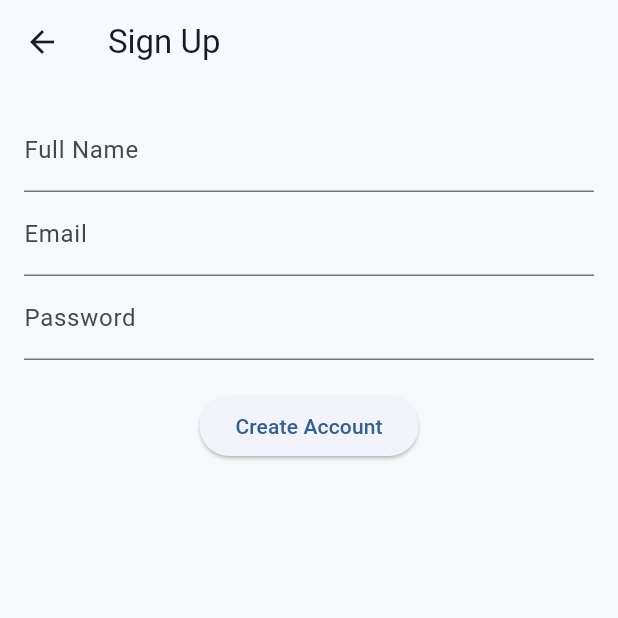
After one commit to D-Emman/cinotdrac, a Flutter app: the screen it shows after launch, after a tap on "New here? Create an account", on a phone screen of 412 x 824 dp, the top half of it. The commit adds this screen. Run offline on Flutter 3.47's test engine with Material 3 defaults, Android fonts, the light colour scheme and no system bars; our stand-ins replace carousel_slider, fl_chart, flutter_secure_storage, local_auth, shared_preferences, supabase_flutter; accounts and stored records are empty.

Commit message:
authenticating users

```diff
--- a/lib/main.dart
+++ b/lib/main.dart
@@ -18,8 +18,8 @@ Future<void> main() async {
 
   // TODO: Replace with your Supabase URL and anon key
   await Supabase.initialize(
-    url: const String.fromEnvironment('SUPABASE_URL', defaultValue: 'https://YOUR-PROJECT.supabase.co'),
-    anonKey: const String.fromEnvironment('SUPABASE_ANON_KEY', defaultValue: 'YOUR-ANON-KEY'),
+    url: const String.fromEnvironment('SUPABASE_URL', defaultValue: 'https://tffsmkjsmjpnhqvfeypa.supabase.co'),
+    anonKey: const String.fromEnvironment('SUPABASE_ANON_KEY', defaultValue: 'sb_secret_bBjOr7P3zZDDrTNsFH-uhQ_O16DNSq9'),
   );
 
   runApp(const CardtonicsApp());
--- a/lib/providers/auth_provider.dart
+++ b/lib/providers/auth_provider.dart
@@ -21,6 +21,22 @@ class AuthProvider extends ChangeNotifier {
       notifyListeners();
     }
   }
+
+  // lib/providers/auth_provider.dart
+  Future<bool> signUp(String email, String password, String name) async {
+    try {
+      final res = await Supa.client.auth.signUp(
+        email: email,
+        password: password,
+        data: {'name': name}, // metadata saved in Supabase
+      );
+      return res.user != null; // true if account created
+    } catch (e) {
+      debugPrint("SignUp error: $e");
+      return false;
+    }
+  }
+
 
   Future<void> loginWithPassword({required String email, required String password}) async {
     final res = await Supa.client.auth.signInWithPassword(email: email, password: password);
--- a/lib/screens/login_screen.dart
+++ b/lib/screens/login_screen.dart
@@ -1,5 +1,6 @@
 // lib/screens/login_screen.dart
 
+import 'package:cardtonics/screens/signup_screen.dart';
 import 'package:flutter/material.dart';
 import 'package:provider/provider.dart';
 import '../providers/auth_provider.dart';
@@ -11,6 +12,7 @@ class LoginScreen extends StatefulWidget {
   @override
   State<LoginScreen> createState() => _LoginScreenState();
 }
+
 
 class _LoginScreenState extends State<LoginScreen> {
   final _emailCtrl = TextEditingController();
@@ -31,11 +33,11 @@ class _LoginScreenState extends State<LoginScreen> {
           child: Column(
             crossAxisAlignment: CrossAxisAlignment.start,
             children: [
-              const SizedBox(height: 20),
+              const SizedBox(height: 12),
               Text('Welcome${auth.username != null ? ', ${auth.username}' : ''}', style: const TextStyle(fontSize: 26, fontWeight: FontWeight.w700)),
               const SizedBox(height: 8),
               Text(lockedMode ? 'Enter your password to continue' : 'Sign in to continue'),
-              const SizedBox(height: 24),
+              const SizedBox(height: 15),
               if (!lockedMode) ...[
                 TextField(controller: _emailCtrl, decoration: const InputDecoration(labelText: 'Email', border: OutlineInputBorder())),
                 const SizedBox(height: 12),
@@ -45,7 +47,7 @@ class _LoginScreenState extends State<LoginScreen> {
                 obscureText: true,
                 decoration: const InputDecoration(labelText: 'Password', border: OutlineInputBorder()),
               ),
-              const SizedBox(height: 12),
+              const SizedBox(height: 10),
               Row(
                 mainAxisAlignment: MainAxisAlignment.spaceBetween,
                 children: [
@@ -53,7 +55,7 @@ class _LoginScreenState extends State<LoginScreen> {
                   TextButton(onPressed: () => context.read<AuthProvider>().logout(), child: const Text('Log out')),
                 ],
               ),
-              const SizedBox(height: 12),
+              const SizedBox(height: 10),
               if (settings.biometricsEnabled)
                 Center(
                   child: IconButton(
@@ -88,6 +90,17 @@ class _LoginScreenState extends State<LoginScreen> {
                 ),
               ),
               const SizedBox(height: 12),
+
+              TextButton(
+                onPressed: () {
+                  Navigator.push(
+                    context,
+                    MaterialPageRoute(builder: (_) => const SignUpScreen()),
+                  );
+                },
+                child: const Text("New here? Create an account"),
+              ),
+              const SizedBox(height: 12),
             ],
           ),
         ),
--- /dev/null
+++ b/lib/screens/signup_screen.dart
@@ -0,0 +1,76 @@
+// lib/screens/signup_screen.dart
+import 'package:flutter/material.dart';
+import 'package:provider/provider.dart';
+import '../providers/auth_provider.dart';
+
+class SignUpScreen extends StatefulWidget {
+  const SignUpScreen({Key? key}) : super(key: key);
+
+  @override
+  State<SignUpScreen> createState() => _SignUpScreenState();
+}
+
+class _SignUpScreenState extends State<SignUpScreen> {
+  final _emailController = TextEditingController();
+  final _passwordController = TextEditingController();
+  final _nameController = TextEditingController();
+  bool _loading = false;
+
+  Future<void> _signUp() async {
+    setState(() => _loading = true);
+    final auth = context.read<AuthProvider>();
+
+    final ok = await auth.signUp(
+      _emailController.text.trim(),
+      _passwordController.text.trim(),
+      _nameController.text.trim(),
+    );
+
+    setState(() => _loading = false);
+
+    if (ok) {
+      ScaffoldMessenger.of(context).showSnackBar(
+        const SnackBar(content: Text("Check your email to confirm sign-up!")),
+      );
+      Navigator.pop(context); // back to login
+    } else {
+      ScaffoldMessenger.of(context).showSnackBar(
+        const SnackBar(content: Text("Sign-up failed")),
+      );
+    }
+  }
+
+  @override
+  Widget build(BuildContext context) {
+    return Scaffold(
+      appBar: AppBar(title: const Text("Sign Up")),
+      body: Padding(
+        padding: const EdgeInsets.all(16),
+        child: Column(
+          children: [
+            TextField(
+              controller: _nameController,
+              decoration: const InputDecoration(labelText: "Full Name"),
+            ),
+            TextField(
+              controller: _emailController,
+              decoration: const InputDecoration(labelText: "Email"),
+            ),
+            TextField(
+              controller: _passwordController,
+              decoration: const InputDecoration(labelText: "Password"),
+              obscureText: true,
+            ),
+            const SizedBox(height: 20),
+            _loading
+                ? const CircularProgressIndicator()
+                : ElevatedButton(
+              onPressed: _signUp,
+              child: const Text("Create Account"),
+            ),
+          ],
+        ),
+      ),
+    );
+  }
+}
```
